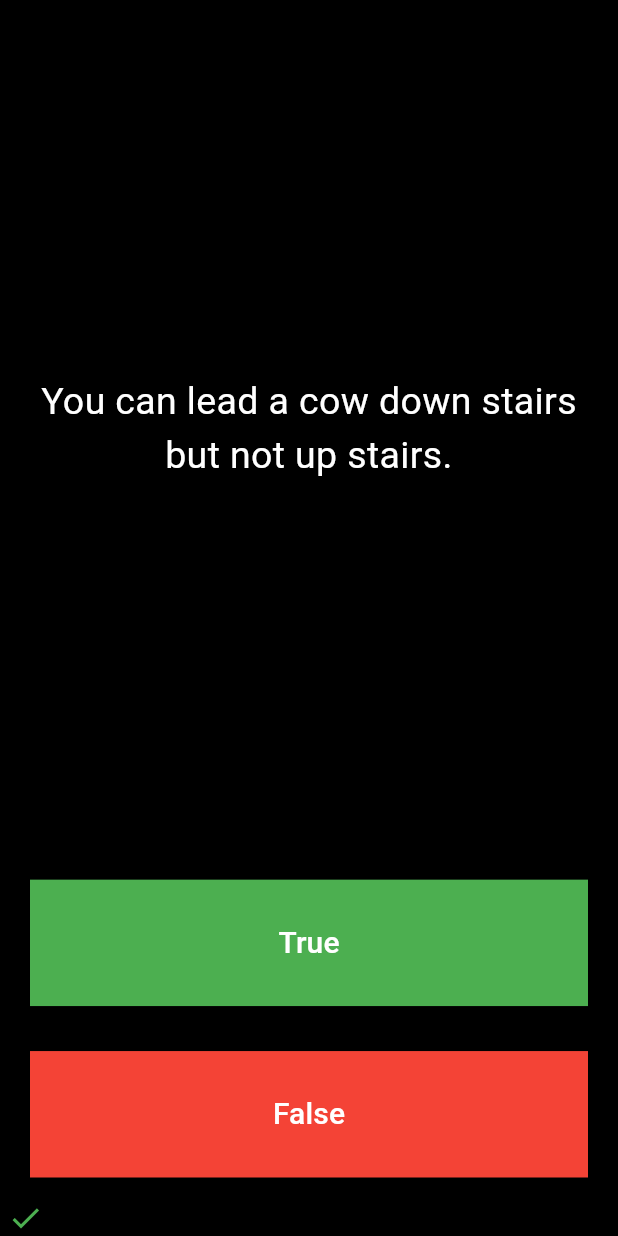
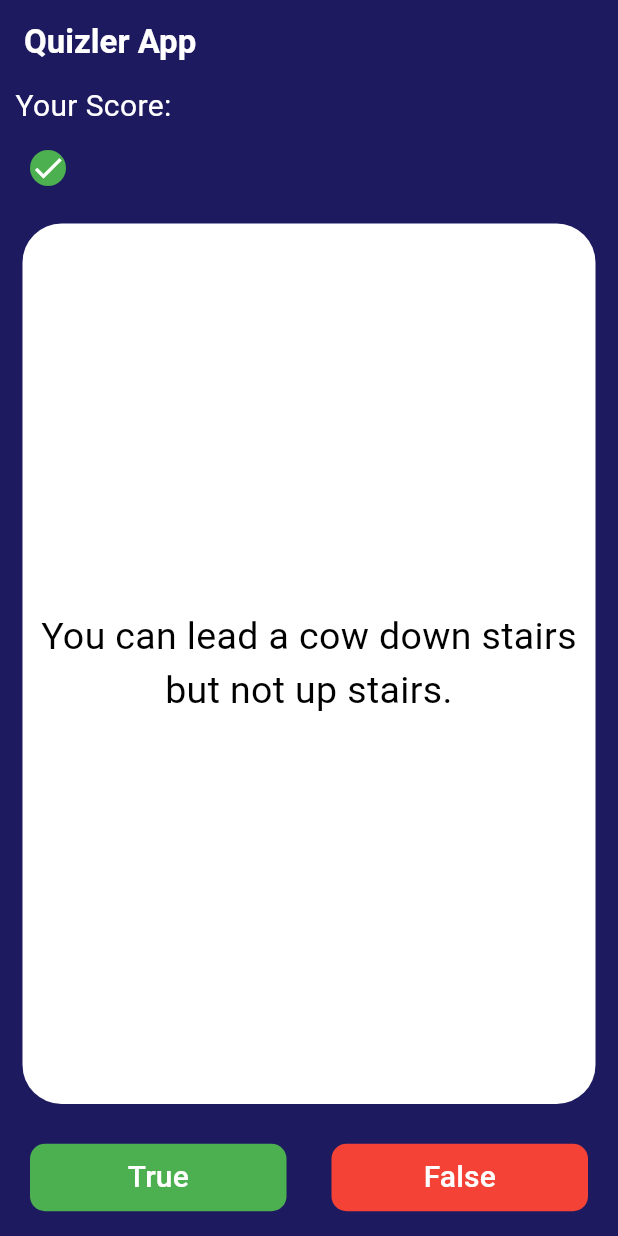
Before and after one commit to Khalid-Ali-Farah/05_quizler, a Flutter app: the screen it shows after launch, after a tap on "True", on a phone screen of 412 x 824 dp. Run offline on Flutter 3.47's test engine with Material 3 defaults, Android fonts, the phone set to English and light mode, and no system bars; our stand-ins replace rflutter_alert.

Commit message:
some small changes

```diff
--- a/lib/main.dart
+++ b/lib/main.dart
@@ -13,7 +13,14 @@ class Quizer extends StatelessWidget {
     return MaterialApp(
       debugShowCheckedModeBanner: false,
       home: Scaffold(
-        backgroundColor: Colors.black,
+        backgroundColor: Color(0xff1d1a5f),
+        appBar: AppBar(
+          backgroundColor: Color(0xff1d1a5f),
+          title: Text(
+            'Quizler App',
+            style: TextStyle(fontWeight: FontWeight.bold, color: Colors.white),
+          ),
+        ),
         body: SafeArea(
             child: Padding(
           padding: const EdgeInsets.symmetric(horizontal: 5.0),
@@ -30,7 +37,7 @@ class QuizerPage extends StatefulWidget {
 }
 
 class _QuizerPageState extends State<QuizerPage> {
-  List<Icon> scoreKeeper = [];
+  List<Widget> scoreKeeper = [];
 
   void checkAnswer(bool userPickedAnswer) {
     bool correctAnswer = quizBrain.getCorrectAnswer();
@@ -39,8 +46,18 @@ class _QuizerPageState extends State<QuizerPage> {
       if (quizBrain.isFinished() == true) {
         Alert(
           context: context,
-          title: 'Finshed',
-          desc: 'You\'ve reached the end of quiz.',
+          title: '✅ Finished',
+          desc: 'You\'ve reached the end of the quiz.',
+          buttons: [
+            DialogButton(
+              child: Text(
+                "Close",
+                style: TextStyle(color: Colors.white, fontSize: 20),
+              ),
+              onPressed: () => Navigator.pop(context),
+              color: Colors.red, // Change the button color here
+            ),
+          ],
         ).show();
 
         quizBrain.rest();
@@ -48,16 +65,34 @@ class _QuizerPageState extends State<QuizerPage> {
       } else {
         if (userPickedAnswer == correctAnswer) {
           scoreKeeper.add(
-            const Icon(
+            Padding(
+              padding: const EdgeInsets.only(right: 5.0),
+              child: Container(
+                decoration: BoxDecoration(
+                  color: Colors.green,
+                  borderRadius: BorderRadius.circular(300),
+                ),
+                child: Icon(
                   Icons.check,
-              color: Colors.green,
+                  color: Colors.white,
+                ),
+              ),
             ),
           );
         } else {
           scoreKeeper.add(
-            const Icon(
+            Padding(
+              padding: const EdgeInsets.only(right: 5.0),
+              child: Container(
+                decoration: BoxDecoration(
+                  color: Colors.red,
+                  borderRadius: BorderRadius.circular(300),
+                ),
+                child: Icon(
                   Icons.close,
-              color: Colors.red,
+                  color: Colors.white,
+                ),
+              ),
             ),
           );
         }
@@ -72,8 +107,27 @@ class _QuizerPageState extends State<QuizerPage> {
       mainAxisAlignment: MainAxisAlignment.spaceBetween,
       crossAxisAlignment: CrossAxisAlignment.stretch,
       children: [
+        Text(
+          ' Your Score:',
+          style: TextStyle(
+            color: Colors.white,
+            fontSize: 20.0,
+          ),
+        ),
+        Padding(
+          padding: const EdgeInsets.all(15.0),
+          child: Row(
+            children: scoreKeeper,
+          ),
+        ),
         Expanded(
           flex: 5,
+          child: Container(
+            margin: EdgeInsets.all(10.0),
+            decoration: BoxDecoration(
+              color: Colors.white,
+              borderRadius: BorderRadius.circular(26),
+            ),
             child: Padding(
               padding: const EdgeInsets.all(10.0),
               child: Center(
@@ -82,12 +136,15 @@ class _QuizerPageState extends State<QuizerPage> {
                   textAlign: TextAlign.center,
                   style: const TextStyle(
                     fontSize: 25,
-                  color: Colors.white,
+                    color: Colors.black,
                   ),
                 ),
               ),
             ),
           ),
+        ),
+        Row(
+          children: [
             Expanded(
               child: Padding(
                 padding: const EdgeInsets.all(15.0),
@@ -105,7 +162,7 @@ class _QuizerPageState extends State<QuizerPage> {
                   style: ButtonStyle(
                     shape: MaterialStateProperty.all<RoundedRectangleBorder>(
                       RoundedRectangleBorder(
-                    borderRadius: BorderRadius.circular(0.0),
+                        borderRadius: BorderRadius.circular(10.0),
                       ),
                     ),
                     backgroundColor: MaterialStateProperty.all(Colors.green),
@@ -127,7 +184,7 @@ class _QuizerPageState extends State<QuizerPage> {
                   style: ButtonStyle(
                     shape: MaterialStateProperty.all<RoundedRectangleBorder>(
                       RoundedRectangleBorder(
-                    borderRadius: BorderRadius.circular(0.0),
+                        borderRadius: BorderRadius.circular(10.0),
                       ),
                     ),
                     backgroundColor: MaterialStateProperty.all(Colors.red),
@@ -135,8 +192,7 @@ class _QuizerPageState extends State<QuizerPage> {
                 ),
               ),
             ),
-        Row(
-          children: scoreKeeper,
+          ],
         ),
       ],
     );
```
Also changed, not shown: quizler.gif (added). Lines whose indentation alone changed are shown as unchanged.
